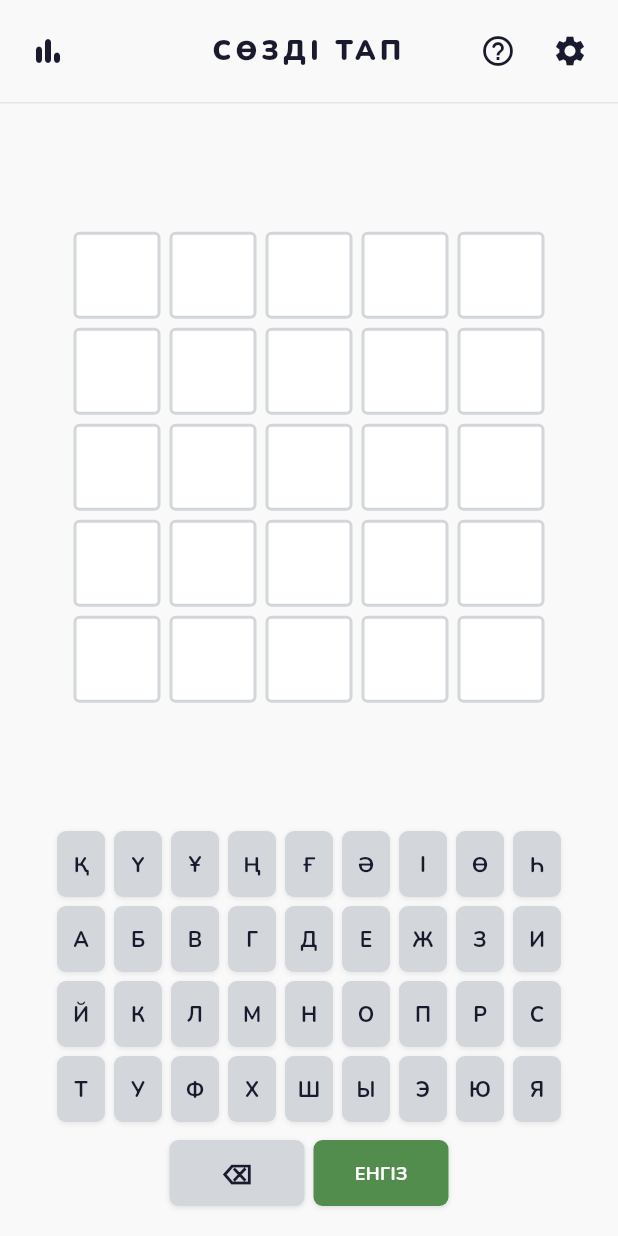
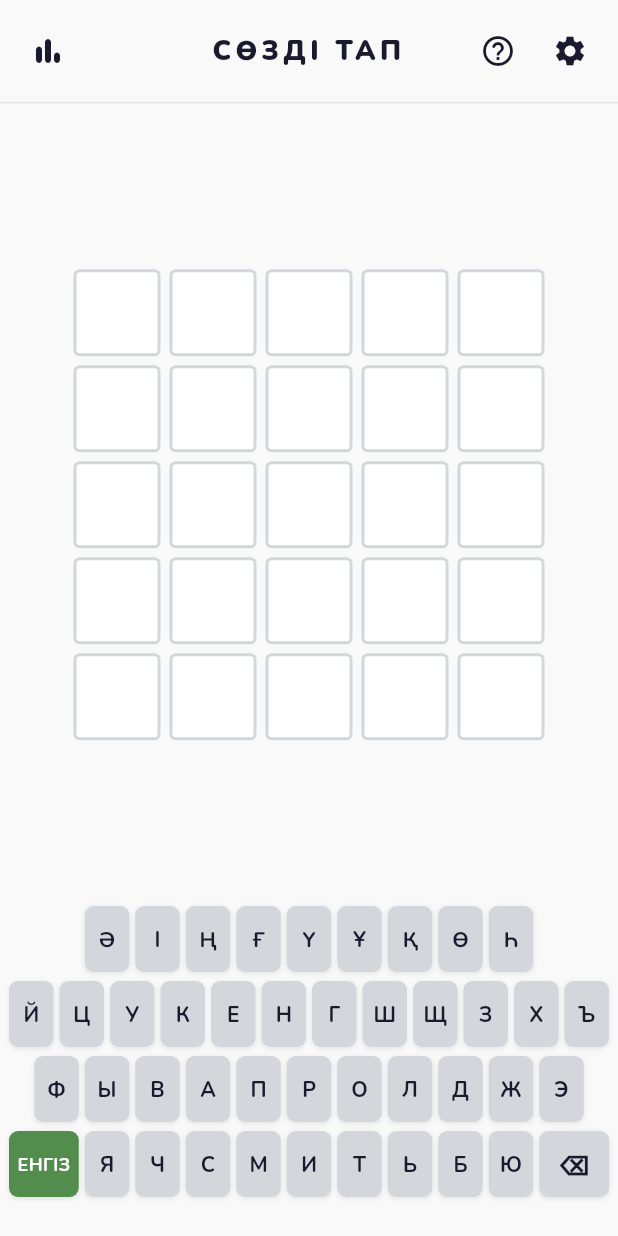
Before and after one commit to abbbrrdev/sozdik, a Flutter app: the _GamePageBody screen opened directly, after a tap on "ЕНГІЗ", on a phone screen of 412 x 824 dp. Run offline on Flutter 3.47's test engine with Material 3 defaults, Android fonts, the phone set to English and light mode, and no system bars; our stand-ins replace audioplayers, dartz, equatable, flutter_bloc, get_it, google_fonts and 2 more; accounts and stored records are empty.

Commit message:
feat: update Kazakh keyboard to standard layout with integrated action keys and responsive row formatting

```diff
--- a/lib/features/game/presentation/widgets/kazakh_keyboard.dart
+++ b/lib/features/game/presentation/widgets/kazakh_keyboard.dart
@@ -18,12 +18,12 @@ class KazakhKeyboard extends StatelessWidget {
     required this.onEnter,
   });
 
-  // Kazakh Cyrillic keyboard layout rows
+  // Kazakh Cyrillic standard keyboard layout rows
   static const List<List<String>> _rows = [
-    ['Қ', 'Ү', 'Ұ', 'Ң', 'Ғ', 'Ә', 'І', 'Ө', 'Һ'],
-    ['А', 'Б', 'В', 'Г', 'Д', 'Е', 'Ж', 'З', 'И'],
-    ['Й', 'К', 'Л', 'М', 'Н', 'О', 'П', 'Р', 'С'],
-    ['Т', 'У', 'Ф', 'Х', 'Ш', 'Ы', 'Э', 'Ю', 'Я'],
+    ['Ә', 'І', 'Ң', 'Ғ', 'Ү', 'Ұ', 'Қ', 'Ө', 'Һ'],
+    ['Й', 'Ц', 'У', 'К', 'Е', 'Н', 'Г', 'Ш', 'Щ', 'З', 'Х', 'Ъ'],
+    ['Ф', 'Ы', 'В', 'А', 'П', 'Р', 'О', 'Л', 'Д', 'Ж', 'Э'],
+    ['ENTER', 'Я', 'Ч', 'С', 'М', 'И', 'Т', 'Ь', 'Б', 'Ю', 'DELETE'],
   ];
 
   @override
@@ -31,42 +31,58 @@ class KazakhKeyboard extends StatelessWidget {
     return Column(
       mainAxisSize: MainAxisSize.min,
       children: [
-        ..._rows.map((row) => _buildLetterRow(row)),
-        const SizedBox(height: 6),
-        _buildActionRow(),
+        for (int i = 0; i < _rows.length; i++)
+          _buildLetterRow(_rows[i], i),
       ],
     );
   }
 
-  Widget _buildLetterRow(List<String> letters) {
+  Widget _buildLetterRow(List<String> letters, int rowIndex) {
+    int totalFlex = 24;
+    int keysFlex = 0;
+
+    List<Widget> children = [];
+    for (var letter in letters) {
+      if (letter == 'ENTER' || letter == 'DELETE') {
+        keysFlex += 3;
+        children.add(
+          Expanded(
+            flex: 3,
+            child: _buildWideActionKey(
+              label: letter == 'ENTER' ? 'ЕНГІЗ' : '⌫',
+              onTap: letter == 'ENTER' ? onEnter : onDelete,
+              backgroundColor: letter == 'ENTER' ? AppColors.accent : AppColors.keyDefault,
+              textColor: letter == 'ENTER' ? Colors.white : AppColors.keyText,
+              fontSize: letter == 'ENTER' ? 12 : 18,
+            ),
+          ),
+        );
+      } else {
+        keysFlex += 2;
+        children.add(
+          Expanded(
+            flex: 2,
+            child: _buildKey(letter),
+          ),
+        );
+      }
+    }
+
+    int remainingFlex = totalFlex - keysFlex;
+    if (remainingFlex > 0) {
+      int spaceFlex = remainingFlex ~/ 2;
+      if (spaceFlex > 0) {
+        children.insert(0, Spacer(flex: spaceFlex));
+        children.add(Spacer(flex: spaceFlex));
+      }
+    }
+
     return Padding(
       padding: const EdgeInsets.only(bottom: 6),
       child: Row(
         mainAxisAlignment: MainAxisAlignment.center,
-        children: letters.map((letter) => _buildKey(letter)).toList(),
+        children: children,
       ),
-    );
-  }
-
-  Widget _buildActionRow() {
-    return Row(
-      mainAxisAlignment: MainAxisAlignment.center,
-      children: [
-        _buildWideActionKey(
-          label: '⌫',
-          onTap: onDelete,
-          backgroundColor: AppColors.keyDefault,
-          textColor: AppColors.keyText,
-        ),
-        const SizedBox(width: 6),
-        _buildWideActionKey(
-          label: 'ЕНГІЗ',
-          onTap: onEnter,
-          backgroundColor: AppColors.accent,
-          textColor: Colors.white,
-          fontSize: 12,
-        ),
-      ],
     );
   }
 
@@ -79,8 +95,7 @@ class KazakhKeyboard extends StatelessWidget {
       onTap: () => onLetterTap(letter),
       child: AnimatedContainer(
         duration: const Duration(milliseconds: 250),
-        margin: const EdgeInsets.symmetric(horizontal: 3),
-        width: 32,
+        margin: const EdgeInsets.symmetric(horizontal: 2),
         height: 44,
         decoration: BoxDecoration(
           color: bg,
@@ -116,7 +131,7 @@ class KazakhKeyboard extends StatelessWidget {
     return GestureDetector(
       onTap: onTap,
       child: Container(
-        width: 90,
+        margin: const EdgeInsets.symmetric(horizontal: 2),
         height: 44,
         decoration: BoxDecoration(
           color: backgroundColor,
--- a/lib/features/home/presentation/home_page.dart
+++ b/lib/features/home/presentation/home_page.dart
@@ -68,8 +68,7 @@ class _HomePageState extends State<HomePage>
                         child: ClipRect(
                           child: Align(
                             alignment: Alignment.topCenter,
-                            heightFactor:
-                                0.5,
+                            heightFactor: 0.5,
                             child: Lottie.asset(
                               'assets/json/owl.json',
                               width: 280,
@@ -88,7 +87,7 @@ class _HomePageState extends State<HomePage>
                             fontWeight: FontWeight.w800,
                             color: Colors.white,
                           ),
-                          children: const[
+                          children: const [
                             TextSpan(text: 'Сәлем, '),
                             TextSpan(
                               text: 'ойыншы!',
```
